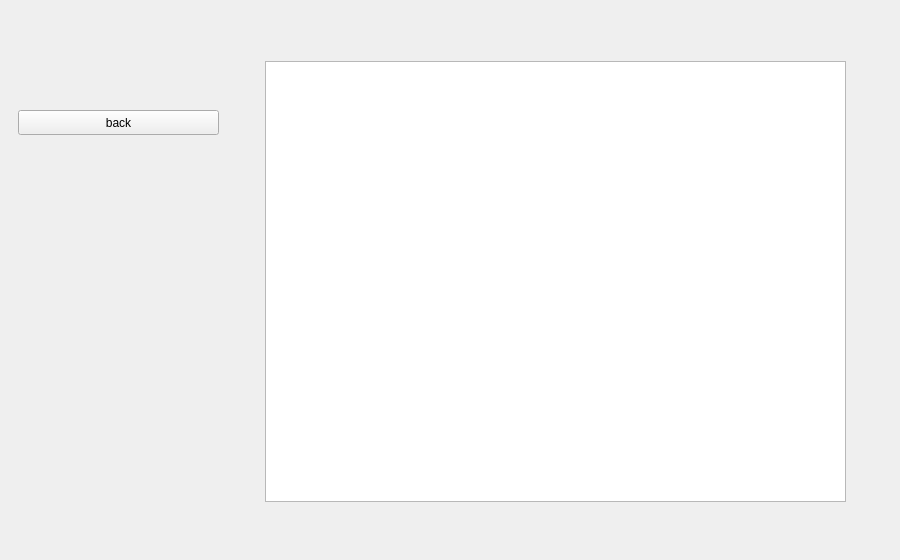
This is ui/main_window_interface.ui in k-rility/CourseWork as Qt 5 draws it before an edit. The edited form follows.
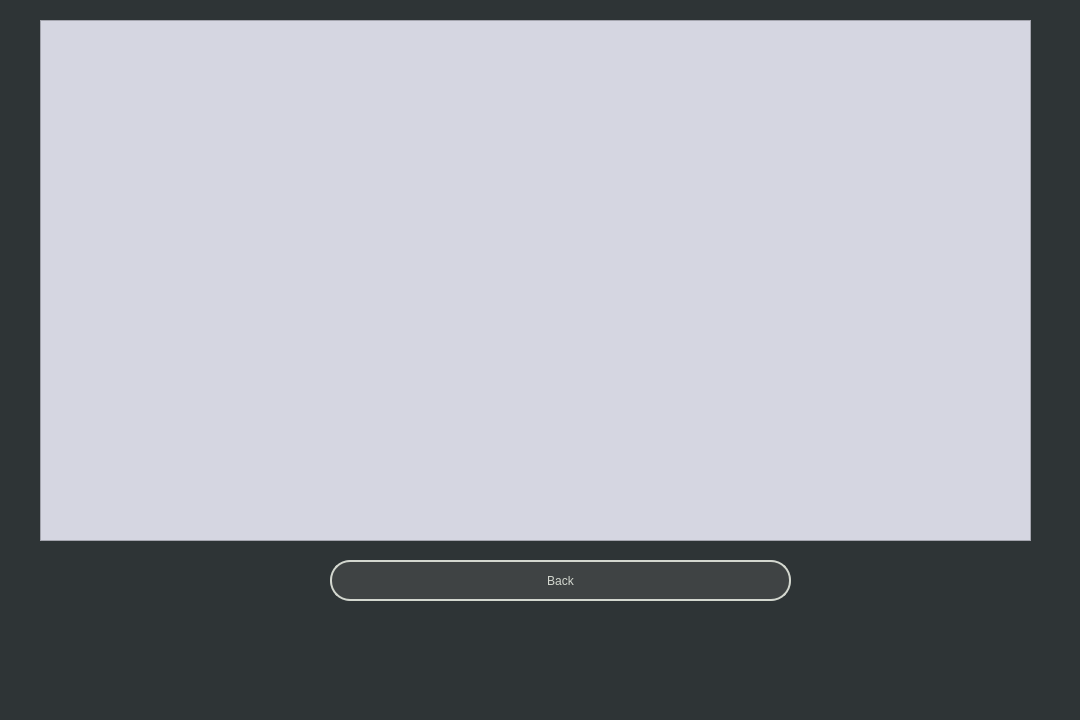
This is the edited form.

The edit to the form file:
```diff
--- a/ui/main_window_interface.ui
+++ b/ui/main_window_interface.ui
@@ -6,34 +6,69 @@
    <rect>
     <x>0</x>
     <y>0</y>
-    <width>900</width>
-    <height>560</height>
+    <width>1080</width>
+    <height>720</height>
    </rect>
   </property>
   <property name="windowTitle">
    <string>main_window_interface</string>
   </property>
-  <widget class="QTableView" name="tableView">
-   <property name="geometry">
-    <rect>
-     <x>265</x>
-     <y>61</y>
-     <width>581</width>
-     <height>441</height>
-    </rect>
-   </property>
-  </widget>
+  <property name="styleSheet">
+   <string notr="true">background-color: rgb(46, 52, 54)</string>
+  </property>
   <widget class="QPushButton" name="pushButton">
    <property name="geometry">
     <rect>
-     <x>18</x>
-     <y>110</y>
-     <width>201</width>
-     <height>25</height>
+     <x>330</x>
+     <y>560</y>
+     <width>461</width>
+     <height>41</height>
     </rect>
    </property>
+   <property name="cursor">
+    <cursorShape>PointingHandCursor</cursorShape>
+   </property>
+   <property name="styleSheet">
+    <string notr="true">QPushButton{
+	color: rgb(211, 215, 207);
+	border: 2px solid rgb(211, 215, 207);
+	border-radius:20px;
+	background-color: rgb(63, 67, 68)
+}
+QPushButton::hover{
+	border: 2px solid rgb(85, 87, 83);
+	background-color: rgb(45, 47, 48)
+}</string>
+   </property>
    <property name="text">
-    <string>back</string>
+    <string>Back</string>
+   </property>
+  </widget>
+  <widget class="QTableView" name="tableView">
+   <property name="geometry">
+    <rect>
+     <x>40</x>
+     <y>20</y>
+     <width>991</width>
+     <height>521</height>
+    </rect>
+   </property>
+   <property name="styleSheet">
+    <string notr="true">QTableView{
+	background-color:rgb(213, 214, 225);
+	selection-background-color: rgb(52, 101, 164);
+	font: 13pt &quot;Ubuntu&quot;;
+}
+QHeaderView::section{
+background-color: rgb(85, 87, 83);
+	font: 14pt &quot;Ubuntu&quot;;
+}</string>
+   </property>
+   <property name="alternatingRowColors">
+    <bool>true</bool>
+   </property>
+   <property name="textElideMode">
+    <enum>Qt::ElideNone</enum>
    </property>
   </widget>
  </widget>
```
